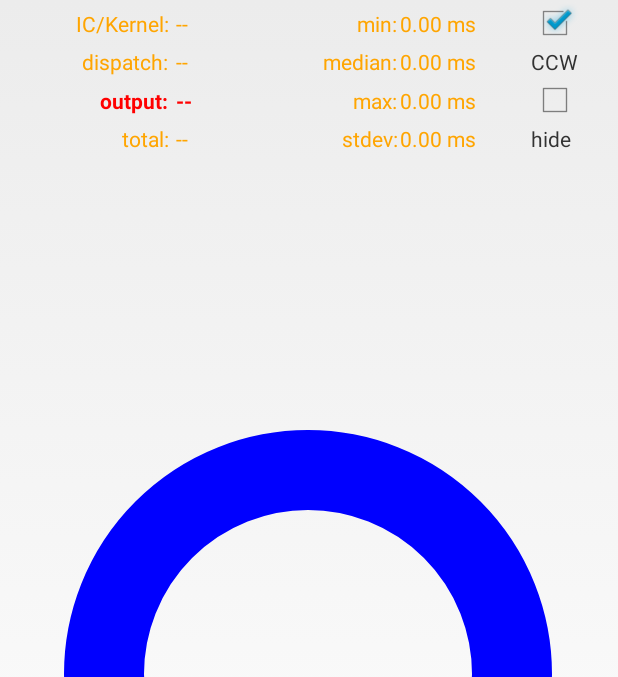
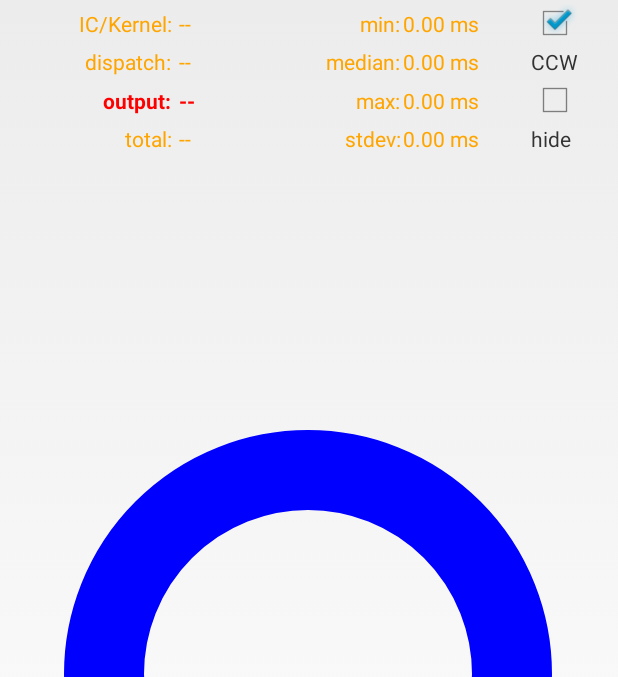
Before and after one commit to Ellyjoy11/latencymeterstudio, an Android app: the screen it shows after launch (MainActivity), after a tap on an icon or button, on a phone screen of 412 x 824 dp, the part 214-891 px from its top. Run offline under Robolectric (Android 15) with nearby library versions, the phone set to English and light mode, and no system bars.

Commit message:
Layout changes to match all screens

```diff
--- a/app/src/main/java/com/elena/latencymeter/AnimationView.java
+++ b/app/src/main/java/com/elena/latencymeter/AnimationView.java
@@ -489,17 +489,13 @@ public class AnimationView extends View {
             if (averageLatency > 0) {
                 tvTotal.setTypeface(Typeface.DEFAULT_BOLD);
                 tvTotal_w.setTypeface(Typeface.DEFAULT_BOLD);
-            } else {
-                tvTotal.setTypeface(Typeface.DEFAULT);
-                tvTotal_w.setTypeface(Typeface.DEFAULT);
-            }
-
-                if (averageLatency > 0) {
                 tvIC.setText(String.format("%.2f", averageLatency
                         - averageOutputLatency - averageDispatchLatency) + " ms");
                 tvTotal.setText(String.format("%.2f", averageLatency)
                         + " ms");
             } else {
+                tvTotal.setTypeface(Typeface.DEFAULT);
+                tvTotal_w.setTypeface(Typeface.DEFAULT);
                 tvIC.setText(" --");
                 tvTotal.setText(" --");
             }
@@ -762,17 +758,13 @@ public class AnimationView extends View {
                 if (averageLatency > 0) {
                     tvTotal.setTypeface(Typeface.DEFAULT_BOLD);
                     tvTotal_w.setTypeface(Typeface.DEFAULT_BOLD);
-                } else {
-                    tvTotal.setTypeface(Typeface.DEFAULT);
-                    tvTotal_w.setTypeface(Typeface.DEFAULT);
-                }
-
-            if (averageLatency > 0) {
                     tvIC.setText(String.format("%.2f", averageLatency
                             - averageOutputLatency - averageDispatchLatency) + " ms");
                     tvTotal.setText(String.format("%.2f", averageLatency)
                             + " ms");
                 } else {
+                    tvTotal.setTypeface(Typeface.DEFAULT);
+                    tvTotal_w.setTypeface(Typeface.DEFAULT);
                     tvIC.setText(" --");
                     tvTotal.setText(" --");
                 }
--- a/app/src/main/res/layout/activity_main.xml
+++ b/app/src/main/res/layout/activity_main.xml
@@ -75,7 +75,7 @@
             android:id="@+id/textViewIC"
             android:layout_width="0dp"
             android:layout_height="wrap_content"
-            android:layout_weight="2.5"
+            android:layout_weight="2.4"
             android:paddingLeft="2dp"/>
 
         <TextView
@@ -90,7 +90,7 @@
             android:id="@+id/textViewMin"
             android:layout_width="0dp"
             android:layout_height="wrap_content"
-            android:layout_weight="2.5"
+            android:layout_weight="2.4"
             android:paddingLeft="2dp"/>
 
         <CheckBox
@@ -124,7 +124,7 @@
             android:id="@+id/textViewDisp"
             android:layout_width="0dp"
             android:layout_height="wrap_content"
-            android:layout_weight="2.5"
+            android:layout_weight="2.4"
             android:paddingLeft="2dp"/>
 
         <TextView
@@ -139,7 +139,7 @@
             android:id="@+id/textViewMed"
             android:layout_width="0dp"
             android:layout_height="wrap_content"
-            android:layout_weight="2.5"
+            android:layout_weight="2.4"
             android:paddingLeft="2dp"/>
 
         <TextView
@@ -172,7 +172,7 @@
             android:id="@+id/textViewOut"
             android:layout_width="0dp"
             android:layout_height="wrap_content"
-            android:layout_weight="2.5"
+            android:layout_weight="2.4"
             android:paddingLeft="2dp"/>
 
         <TextView
@@ -187,7 +187,7 @@
             android:id="@+id/textViewMax"
             android:layout_width="0dp"
             android:layout_height="wrap_content"
-            android:layout_weight="2.5"
+            android:layout_weight="2.4"
             android:paddingLeft="2dp"/>
 
         <CheckBox
@@ -221,7 +221,7 @@
             android:id="@+id/textViewTotal"
             android:layout_width="0dp"
             android:layout_height="wrap_content"
-            android:layout_weight="2.5"
+            android:layout_weight="2.4"
             android:paddingLeft="2dp"/>
 
         <TextView
@@ -236,7 +236,7 @@
             android:id="@+id/textViewStd"
             android:layout_width="0dp"
             android:layout_height="wrap_content"
-            android:layout_weight="2.5"
+            android:layout_weight="2.4"
             android:paddingLeft="2dp"/>
 
         <TextView
```
Also changed, not shown: 7 other files. Lines whose indentation alone changed are shown as unchanged.
